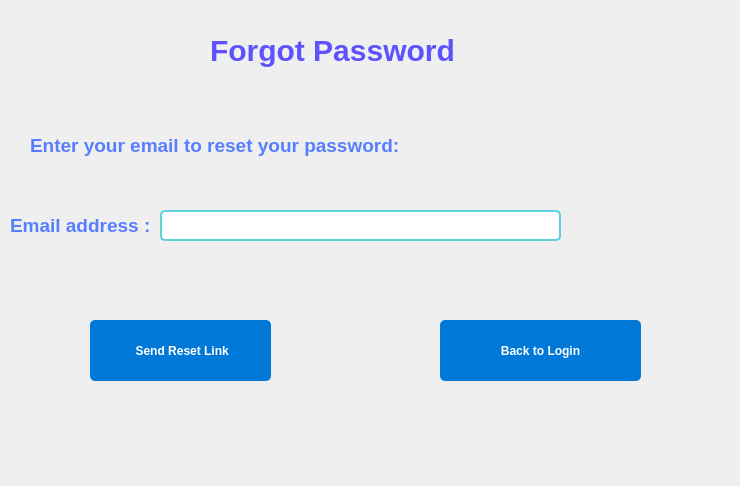
The window that Forgotpassword.ui (omaymaoulad/Freelancer_QT) describes before a commit, drawn with Qt 5.
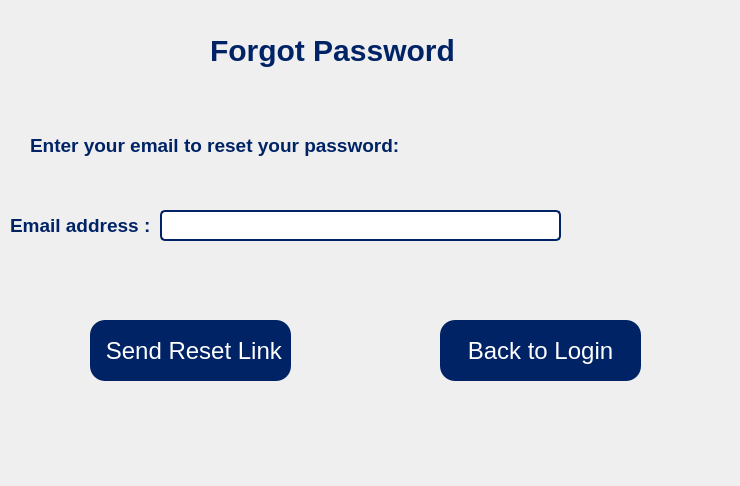
The same window after the commit. Icons and pictures are not drawn.

```diff
--- a/Forgotpassword.ui
+++ b/Forgotpassword.ui
@@ -13,6 +13,14 @@
   <property name="windowTitle">
    <string>Form</string>
   </property>
+  <property name="styleSheet">
+   <string notr="true">QWidget {
+    background-image: url(:/images/log.jpg);
+    background-repeat: no-repeat;
+    background-size: cover;
+}
+</string>
+  </property>
   <widget class="QLabel" name="label">
    <property name="geometry">
     <rect>
@@ -24,7 +32,7 @@
    </property>
    <property name="styleSheet">
     <string notr="true">QLabel {
-    color:rgb(94, 82, 255);
+    color:#002366;
 	font: 9pt &quot;Kristen ITC&quot;;
     font-weight: bold;
     font-size: 30px;
@@ -45,7 +53,7 @@
    </property>
    <property name="styleSheet">
     <string notr="true">QLabel {
-    color: rgb(87, 126, 255);
+    color:#002366;
     font-size: 14pt;
     font-weight: bold;
 }</string>
@@ -65,7 +73,7 @@
    </property>
    <property name="styleSheet">
     <string notr="true">QLineEdit {
-    border: 2px solid #60D2DC;
+    border: 2px solid #002366;
     border-radius: 5px;
     padding: 6px;
     background-color: #FFFFFF;
@@ -79,22 +87,32 @@
     <rect>
      <x>90</x>
      <y>320</y>
-     <width>181</width>
+     <width>201</width>
      <height>61</height>
     </rect>
    </property>
    <property name="styleSheet">
-    <string notr="true">QPushButton {
-    background-color: #0078D7;
-    color: white;
-    border-radius: 5px;
-    padding: 8px 16px;
-    font-weight: bold;
+    <string notr="true">QPushButton{
+border-radius:15px;
+
+padding : 0 4px;
+background:#002366;
+border -radius:15px;
+color: rgb(255, 255, 255);
+font: 24px;
 }
+QPushButton:hover:!pressed
 
-QPushButton:hover {
-    background-color: #005A9E;
-}</string>
+{
+background:#57cc99;
+}
+
+QPushButton:pressed
+{
+              font-size: 19px;
+              transition: 0.9s; 
+}
+</string>
    </property>
    <property name="text">
     <string> Send Reset Link</string>
@@ -110,17 +128,27 @@
     </rect>
    </property>
    <property name="styleSheet">
-    <string notr="true">QPushButton {
-    background-color: #0078D7;
-    color: white;
-    border-radius: 5px;
-    padding: 8px 16px;
-    font-weight: bold;
+    <string notr="true">QPushButton{
+border-radius:15px;
+
+padding : 0 4px;
+background:#002366;
+border -radius:15px;
+color: rgb(255, 255, 255);
+font: 24px;
 }
+QPushButton:hover:!pressed
 
-QPushButton:hover {
-    background-color: #005A9E;
-}</string>
+{
+background:#57cc99;
+}
+
+QPushButton:pressed
+{
+              font-size: 19px;
+              transition: 0.9s; 
+}
+</string>
    </property>
    <property name="text">
     <string>Back to Login</string>
@@ -137,7 +165,7 @@
    </property>
    <property name="styleSheet">
     <string notr="true">QLabel {
-    color: rgb(87, 126, 255);
+    color:#002366;
     font-size: 14pt;
     font-weight: bold;
 }</string>
```
